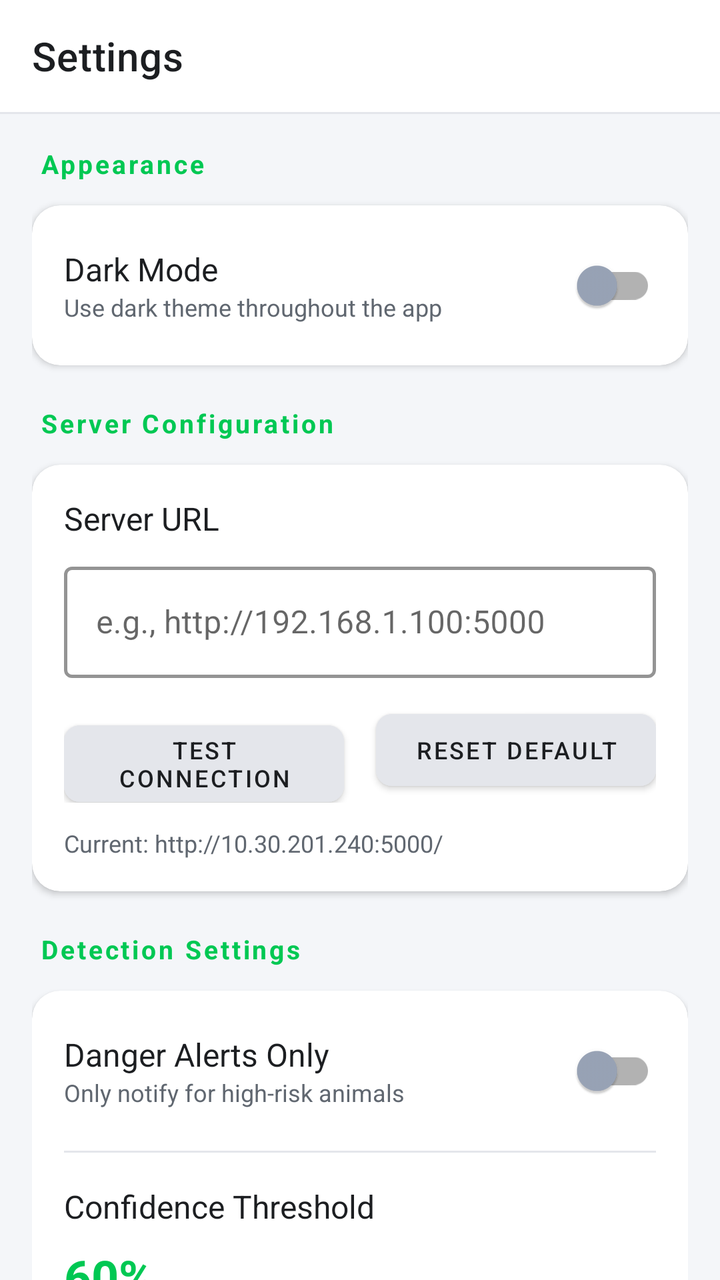
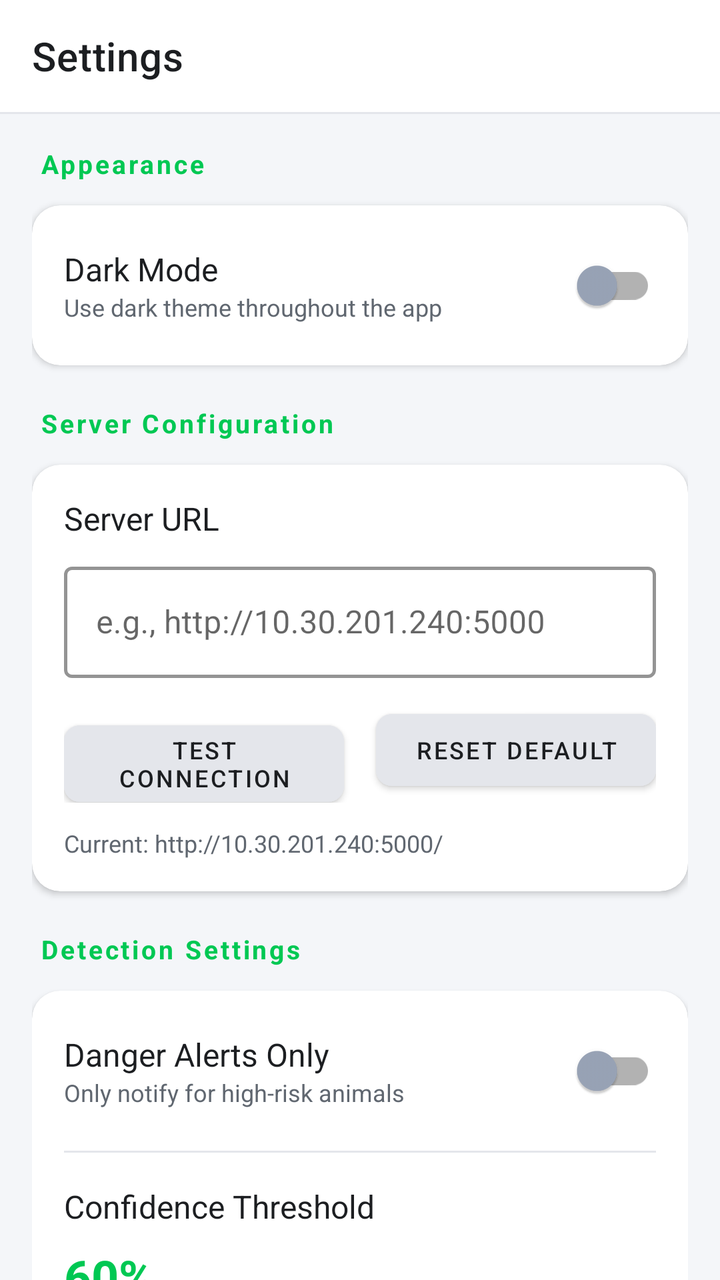

The first picture is an Android layout as it rendered before a commit; the second is the same layout after the commit. The layout source and the unified diff follow.
<!-- AndroidManifest.xml: activity theme Theme.AnimalAlert -->
<!-- res/layout/activity_settings.xml -->
<?xml version="1.0" encoding="utf-8"?>
<LinearLayout xmlns:android="http://schemas.android.com/apk/res/android"
    xmlns:app="http://schemas.android.com/apk/res-auto"
    android:layout_width="match_parent"
    android:layout_height="match_parent"
    android:orientation="vertical"
    android:background="@color/settings_bg">

    
    <com.google.android.material.appbar.MaterialToolbar
        android:id="@+id/toolbar"
        android:layout_width="match_parent"
        android:layout_height="?attr/actionBarSize"
        android:background="@color/toolbar_bg"
        app:title="Settings"
        app:titleTextColor="@color/toolbar_text"
        app:navigationIconTint="@color/toolbar_text"
        app:elevation="0dp" />

    
    <View
        android:layout_width="match_parent"
        android:layout_height="1dp"
        android:background="@color/settings_divider" />

    <androidx.core.widget.NestedScrollView
        android:layout_width="match_parent"
        android:layout_height="match_parent"
        android:fillViewport="true">

        <LinearLayout
            android:layout_width="match_parent"
            android:layout_height="wrap_content"
            android:orientation="vertical"
            android:padding="16dp">

            
            <TextView
                android:layout_width="wrap_content"
                android:layout_height="wrap_content"
                android:text="Appearance"
                android:textSize="13sp"
                android:textStyle="bold"
                android:textColor="@color/accent"
                android:letterSpacing="0.1"
                android:layout_marginStart="4dp"
                android:layout_marginBottom="12dp" />

            <androidx.cardview.widget.CardView
                android:layout_width="match_parent"
                android:layout_height="wrap_content"
                android:layout_marginBottom="20dp"
                app:cardCornerRadius="14dp"
                app:cardElevation="2dp"
                app:cardBackgroundColor="@color/settings_card_bg">

                <LinearLayout
                    android:layout_width="match_parent"
                    android:layout_height="wrap_content"
                    android:orientation="vertical"
                    android:padding="16dp">

                    
                    <LinearLayout
                        android:layout_width="match_parent"
                        android:layout_height="wrap_content"
                        android:orientation="horizontal"
                        android:gravity="center_vertical">

                        <LinearLayout
                            android:layout_width="0dp"
                            android:layout_height="wrap_content"
                            android:layout_weight="1"
                            android:orientation="vertical">

                            <TextView
                                android:layout_width="wrap_content"
                                android:layout_height="wrap_content"
                                android:text="Dark Mode"
                                android:textSize="16sp"
                                android:textColor="@color/settings_text_primary" />

                            <TextView
                                android:layout_width="wrap_content"
                                android:layout_height="wrap_content"
                                android:text="Use dark theme throughout the app"
                                android:textSize="12sp"
                                android:textColor="@color/settings_text_secondary" />
                        </LinearLayout>

                        <androidx.appcompat.widget.SwitchCompat
                            android:id="@+id/switchDarkMode"
                            android:layout_width="wrap_content"
                            android:layout_height="wrap_content" />
                    </LinearLayout>

                </LinearLayout>
            </androidx.cardview.widget.CardView>

            
            <TextView
                android:layout_width="wrap_content"
                android:layout_height="wrap_content"
                android:text="Server Configuration"
                android:textSize="13sp"
                android:textStyle="bold"
                android:textColor="@color/accent"
                android:letterSpacing="0.1"
                android:layout_marginStart="4dp"
                android:layout_marginBottom="12dp" />

            <androidx.cardview.widget.CardView
                android:layout_width="match_parent"
                android:layout_height="wrap_content"
                android:layout_marginBottom="20dp"
                app:cardCornerRadius="14dp"
                app:cardElevation="2dp"
                app:cardBackgroundColor="@color/settings_card_bg">

                <LinearLayout
                    android:layout_width="match_parent"
                    android:layout_height="wrap_content"
                    android:orientation="vertical"
                    android:padding="16dp">

                    <TextView
                        android:layout_width="wrap_content"
                        android:layout_height="wrap_content"
                        android:text="Server URL"
                        android:textSize="16sp"
                        android:textColor="@color/settings_text_primary"
                        android:layout_marginBottom="8dp" />

                    <com.google.android.material.textfield.TextInputLayout
                        android:layout_width="match_parent"
                        android:layout_height="wrap_content"
                        app:hintTextColor="@color/settings_text_secondary"
                        app:boxStrokeColor="@color/accent"
                        app:boxStrokeWidth="1.5dp"
                        app:boxStrokeWidthFocused="2dp"
                        style="@style/Widget.MaterialComponents.TextInputLayout.OutlinedBox"
                        android:layout_marginBottom="12dp">

                        <com.google.android.material.textfield.TextInputEditText
                            android:id="@+id/etServerUrl"
                            android:layout_width="match_parent"
                            android:layout_height="wrap_content"
                            android:hint="e.g., http://192.168.1.100:5000"
                            android:textColor="@color/settings_text_primary"
                            android:inputType="textUri" />
                    </com.google.android.material.textfield.TextInputLayout>

                    <LinearLayout
                        android:layout_width="match_parent"
                        android:layout_height="wrap_content"
                        android:orientation="horizontal">

                        <com.google.android.material.button.MaterialButton
                            android:id="@+id/btnTestConnection"
                            android:layout_width="0dp"
                            android:layout_height="wrap_content"
                            android:layout_weight="1"
                            android:text="Test Connection"
                            android:textSize="12sp"
                            android:textColor="@color/settings_text_primary"
                            android:backgroundTint="@color/bg_card3"
                            app:cornerRadius="8dp"
                            style="@style/Widget.MaterialComponents.Button"
                            android:layout_marginEnd="8dp" />

                        <com.google.android.material.button.MaterialButton
                            android:id="@+id/btnResetUrl"
                            android:layout_width="0dp"
                            android:layout_height="wrap_content"
                            android:layout_weight="1"
                            android:text="Reset Default"
                            android:textSize="12sp"
                            android:textColor="@color/settings_text_primary"
                            android:backgroundTint="@color/bg_card3"
                            app:cornerRadius="8dp"
                            style="@style/Widget.MaterialComponents.Button"
                            android:layout_marginStart="8dp" />

                    </LinearLayout>

                    <TextView
                        android:id="@+id/tvCurrentUrl"
                        android:layout_width="wrap_content"
                        android:layout_height="wrap_content"
                        android:layout_marginTop="12dp"
                        android:text="Current: http://10.30.201.240:5000/"
                        android:textSize="12sp"
                        android:textColor="@color/settings_text_secondary" />

                </LinearLayout>
            </androidx.cardview.widget.CardView>

            
            <TextView
                android:layout_width="wrap_content"
                android:layout_height="wrap_content"
                android:text="Detection Settings"
                android:textSize="13sp"
                android:textStyle="bold"
                android:textColor="@color/accent"
                android:letterSpacing="0.1"
                android:layout_marginStart="4dp"
                android:layout_marginBottom="12dp" />

            <androidx.cardview.widget.CardView
                android:layout_width="match_parent"
                android:layout_height="wrap_content"
                android:layout_marginBottom="20dp"
                app:cardCornerRadius="14dp"
                app:cardElevation="2dp"
                app:cardBackgroundColor="@color/settings_card_bg">

                <LinearLayout
                    android:layout_width="match_parent"
                    android:layout_height="wrap_content"
                    android:orientation="vertical"
                    android:padding="16dp">

                    
                    <LinearLayout
                        android:layout_width="match_parent"
                        android:layout_height="wrap_content"
                        android:orientation="horizontal"
                        android:gravity="center_vertical"
                        android:layout_marginBottom="16dp">

                        <LinearLayout
                            android:layout_width="0dp"
                            android:layout_height="wrap_content"
                            android:layout_weight="1"
                            android:orientation="vertical">

                            <TextView
                                android:layout_width="wrap_content"
                                android:layout_height="wrap_content"
                                android:text="Danger Alerts Only"
                                android:textSize="16sp"
                                android:textColor="@color/settings_text_primary" />

                            <TextView
                                android:layout_width="wrap_content"
                                android:layout_height="wrap_content"
                                android:text="Only notify for high-risk animals"
                                android:textSize="12sp"
                                android:textColor="@color/settings_text_secondary" />
                        </LinearLayout>

                        <androidx.appcompat.widget.SwitchCompat
                            android:id="@+id/switchDangerOnly"
                            android:layout_width="wrap_content"
                            android:layout_height="wrap_content" />
                    </LinearLayout>

                    <View
                        android:layout_width="match_parent"
                        android:layout_height="1dp"
                        android:background="@color/settings_divider"
                        android:layout_marginBottom="16dp" />

                    
                    <TextView
                        android:layout_width="wrap_content"
                        android:layout_height="wrap_content"
                        android:text="Confidence Threshold"
                        android:textSize="16sp"
                        android:textColor="@color/settings_text_primary"
                        android:layout_marginBottom="8dp" />

                    <TextView
                        android:id="@+id/tvConfidenceValue"
                        android:layout_width="wrap_content"
                        android:layout_height="wrap_content"
                        android:text="60%"
                        android:textSize="24sp"
                        android:textStyle="bold"
                        android:textColor="@color/accent"
                        android:layout_marginBottom="8dp" />

                    <com.google.android.material.slider.Slider
                        android:id="@+id/sliderConfidence"
                        android:layout_width="match_parent"
                        android:layout_height="wrap_content"
                        android:value="60"
                        android:valueFrom="10"
                        android:valueTo="95"
                        android:stepSize="5"
                        app:thumbColor="@color/accent"
                        app:trackColor="@color/settings_divider"
                        app:trackColorActive="@color/accent" />

                    <View
                        android:layout_width="match_parent"
                        android:layout_height="1dp"
                        android:background="@color/settings_divider"
                        android:layout_marginVertical="16dp" />

                    
                    <TextView
                        android:layout_width="wrap_content"
                        android:layout_height="wrap_content"
                        android:text="Check Interval"
                        android:textSize="16sp"
                        android:textColor="@color/settings_text_primary"
                        android:layout_marginBottom="8dp" />

                    <TextView
                        android:id="@+id/tvPollInterval"
                        android:layout_width="wrap_content"
                        android:layout_height="wrap_content"
                        android:text="3 seconds"
                        android:textSize="24sp"
                        android:textStyle="bold"
                        android:textColor="@color/accent"
                        android:layout_marginBottom="8dp" />

                    <com.google.android.material.slider.Slider
                        android:id="@+id/sliderPollInterval"
                        android:layout_width="match_parent"
                        android:layout_height="wrap_content"
                        android:value="3"
                        android:valueFrom="1"
                        android:valueTo="10"
                        android:stepSize="1"
                        app:thumbColor="@color/accent"
                        app:trackColor="@color/settings_divider"
                        app:trackColorActive="@color/accent" />

                </LinearLayout>
            </androidx.cardview.widget.CardView>

            
            <TextView
                android:layout_width="wrap_content"
                android:layout_height="wrap_content"
                android:text="App Settings"
                android:textSize="13sp"
                android:textStyle="bold"
                android:textColor="@color/accent"
                android:letterSpacing="0.1"
                android:layout_marginStart="4dp"
                android:layout_marginBottom="12dp" />

            <androidx.cardview.widget.CardView
                android:layout_width="match_parent"
                android:layout_height="wrap_content"
                android:layout_marginBottom="20dp"
                app:cardCornerRadius="14dp"
                app:cardElevation="2dp"
                app:cardBackgroundColor="@color/settings_card_bg">

                <LinearLayout
                    android:layout_width="match_parent"
                    android:layout_height="wrap_content"
                    android:orientation="vertical"
                    android:padding="16dp">

                    
                    <LinearLayout
                        android:layout_width="match_parent"
                        android:layout_height="wrap_content"
                        android:orientation="horizontal"
                        android:gravity="center_vertical"
                        android:layout_marginBottom="12dp">

                        <LinearLayout
                            android:layout_width="0dp"
                            android:layout_height="wrap_content"
                            android:layout_weight="1"
                            android:orientation="vertical">

                            <TextView
                                android:layout_width="wrap_content"
                                android:layout_height="wrap_content"
                                android:text="Auto Start Service"
                                android:textSize="16sp"
                                android:textColor="@color/settings_text_primary" />

                            <TextView
                                android:layout_width="wrap_content"
                                android:layout_height="wrap_content"
                                android:text="Start monitoring on app launch"
                                android:textSize="12sp"
                                android:textColor="@color/settings_text_secondary" />
                        </LinearLayout>

                        <androidx.appcompat.widget.SwitchCompat
                            android:id="@+id/switchAutoStart"
                            android:layout_width="wrap_content"
                            android:layout_height="wrap_content" />
                    </LinearLayout>

                    <View
                        android:layout_width="match_parent"
                        android:layout_height="1dp"
                        android:background="@color/settings_divider"
                        android:layout_marginVertical="8dp" />

                    
                    <LinearLayout
                        android:layout_width="match_parent"
                        android:layout_height="wrap_content"
                        android:orientation="horizontal"
                        android:gravity="center_vertical">

                        <LinearLayout
                            android:layout_width="0dp"
                            android:layout_height="wrap_content"
                            android:layout_weight="1"
                            android:orientation="vertical">

                            <TextView
                                android:layout_width="wrap_content"
                                android:layout_height="wrap_content"
                                android:text="Alert Sounds"
                                android:textSize="16sp"
                                android:textColor="@color/settings_text_primary" />

                            <TextView
                                android:layout_width="wrap_content"
                                android:layout_height="wrap_content"
                                android:text="Play sound on new detection"
                                android:textSize="12sp"
                                android:textColor="@color/settings_text_secondary" />
                        </LinearLayout>

                        <androidx.appcompat.widget.SwitchCompat
                            android:id="@+id/switchInAppSound"
                            android:layout_width="wrap_content"
                            android:layout_height="wrap_content" />
                    </LinearLayout>

                </LinearLayout>
            </androidx.cardview.widget.CardView>

            
            <TextView
                android:layout_width="wrap_content"
                android:layout_height="wrap_content"
                android:text="Map Settings"
                android:textSize="13sp"
                android:textStyle="bold"
                android:textColor="@color/accent"
                android:letterSpacing="0.1"
                android:layout_marginStart="4dp"
                android:layout_marginBottom="12dp" />

            <androidx.cardview.widget.CardView
                android:layout_width="match_parent"
                android:layout_height="wrap_content"
                android:layout_marginBottom="20dp"
                app:cardCornerRadius="14dp"
                app:cardElevation="2dp"
                app:cardBackgroundColor="@color/settings_card_bg">

                <LinearLayout
                    android:layout_width="match_parent"
                    android:layout_height="wrap_content"
                    android:orientation="vertical"
                    android:padding="16dp">

                    
                    <LinearLayout
                        android:layout_width="match_parent"
                        android:layout_height="wrap_content"
                        android:orientation="horizontal"
                        android:gravity="center_vertical"
                        android:layout_marginBottom="12dp">

                        <LinearLayout
                            android:layout_width="0dp"
                            android:layout_height="wrap_content"
                            android:layout_weight="1"
                            android:orientation="vertical">

                            <TextView
                                android:layout_width="wrap_content"
                                android:layout_height="wrap_content"
                                android:text="Show Detection History"
                                android:textSize="16sp"
                                android:textColor="@color/settings_text_primary" />

                            <TextView
                                android:layout_width="wrap_content"
                                android:layout_height="wrap_content"
                                android:text="Display past detections on map"
                                android:textSize="12sp"
                                android:textColor="@color/settings_text_secondary" />
                        </LinearLayout>

                        <androidx.appcompat.widget.SwitchCompat
                            android:id="@+id/switchShowHistory"
                            android:layout_width="wrap_content"
                            android:layout_height="wrap_content" />
                    </LinearLayout>

                    <View
                        android:layout_width="match_parent"
                        android:layout_height="1dp"
                        android:background="@color/settings_divider"
                        android:layout_marginVertical="8dp" />

                    
                    <LinearLayout
                        android:layout_width="match_parent"
                        android:layout_height="wrap_content"
                        android:orientation="horizontal"
                        android:gravity="center_vertical">

                        <LinearLayout
                            android:layout_width="0dp"
                            android:layout_height="wrap_content"
                            android:layout_weight="1"
                            android:orientation="vertical">

                            <TextView
                                android:layout_width="wrap_content"
                                android:layout_height="wrap_content"
                                android:text="Auto Center on Detection"
                                android:textSize="16sp"
                                android:textColor="@color/settings_text_primary" />

                            <TextView
                                android:layout_width="wrap_content"
                                android:layout_height="wrap_content"
                                android:text="Center map on new detections"
                                android:textSize="12sp"
                                android:textColor="@color/settings_text_secondary" />
                        </LinearLayout>

                        <androidx.appcompat.widget.SwitchCompat
                            android:id="@+id/switchAutoCenter"
                            android:layout_width="wrap_content"
                            android:layout_height="wrap_content" />
                    </LinearLayout>

                </LinearLayout>
            </androidx.cardview.widget.CardView>

            
            <TextView
                android:layout_width="wrap_content"
                android:layout_height="wrap_content"
                android:text="Data Management"
                android:textSize="13sp"
                android:textStyle="bold"
                android:textColor="@color/accent"
                android:letterSpacing="0.1"
                android:layout_marginStart="4dp"
                android:layout_marginBottom="12dp" />

            <androidx.cardview.widget.CardView
                android:layout_width="match_parent"
                android:layout_height="wrap_content"
                android:layout_marginBottom="20dp"
                app:cardCornerRadius="14dp"
                app:cardElevation="2dp"
                app:cardBackgroundColor="@color/settings_card_bg">

                <LinearLayout
                    android:layout_width="match_parent"
                    android:layout_height="wrap_content"
                    android:orientation="vertical"
                    android:padding="16dp">

                    <com.google.android.material.button.MaterialButton
                        android:id="@+id/btnClearHistory"
                        android:layout_width="match_parent"
                        android:layout_height="wrap_content"
                        android:text="Clear Detection History"
                        android:textSize="14sp"
                        android:textColor="@color/settings_danger"
                        android:backgroundTint="@color/bg_card3"
                        app:strokeColor="@color/settings_danger"
                        app:strokeWidth="1dp"
                        app:cornerRadius="8dp"
                        style="@style/Widget.MaterialComponents.Button"
                        android:layout_marginBottom="12dp" />

                    <com.google.android.material.button.MaterialButton
                        android:id="@+id/btnResetSettings"
                        android:layout_width="match_parent"
                        android:layout_height="wrap_content"
                        android:text="Reset All Settings"
                        android:textSize="14sp"
                        android:textColor="@color/settings_text_primary"
                        android:backgroundTint="@color/bg_card3"
                        app:cornerRadius="8dp"
                        style="@style/Widget.MaterialComponents.Button" />

                </LinearLayout>
            </androidx.cardview.widget.CardView>

            
            <TextView
                android:layout_width="wrap_content"
                android:layout_height="wrap_content"
                android:text="About"
                android:textSize="13sp"
                android:textStyle="bold"
                android:textColor="@color/accent"
                android:letterSpacing="0.1"
                android:layout_marginStart="4dp"
                android:layout_marginBottom="12dp" />

            <androidx.cardview.widget.CardView
                android:layout_width="match_parent"
                android:layout_height="wrap_content"
                android:layout_marginBottom="20dp"
                app:cardCornerRadius="14dp"
                app:cardElevation="2dp"
                app:cardBackgroundColor="@color/settings_card_bg">

                <LinearLayout
                    android:layout_width="match_parent"
                    android:layout_height="wrap_content"
                    android:orientation="vertical"
                    android:padding="16dp">

                    <TextView
                        android:layout_width="wrap_content"
                        android:layout_height="wrap_content"
                        android:text="Animal Alert App"
                        android:textSize="18sp"
                        android:textStyle="bold"
                        android:textColor="@color/settings_text_primary"
                        android:layout_marginBottom="4dp" />

                    <TextView
                        android:id="@+id/tvVersion"
                        android:layout_width="wrap_content"
                        android:layout_height="wrap_content"
                        android:text="Version 1.0.0"
                        android:textSize="14sp"
                        android:textColor="@color/settings_text_secondary"
                        android:layout_marginBottom="16dp" />

                    <TextView
                        android:layout_width="wrap_content"
                        android:layout_height="wrap_content"
                        android:text="AI-powered wildlife detection and alert system for forest safety."
                        android:textSize="14sp"
                        android:textColor="@color/settings_text_secondary" />

                </LinearLayout>
            </androidx.cardview.widget.CardView>

        </LinearLayout>
    </androidx.core.widget.NestedScrollView>

</LinearLayout>
<!-- resources referenced by this layout -->
<resources>
  <color name="accent">#00C853</color>
  <color name="bg_card3">#E4E6EB</color>
  <color name="settings_bg">#F4F6F9</color>
  <color name="settings_card_bg">#FFFFFF</color>
  <color name="settings_danger">#FF3B3B</color>
  <color name="settings_divider">#E4E6EB</color>
  <color name="settings_text_primary">#1C1E21</color>
  <color name="settings_text_secondary">#606770</color>
  <color name="toolbar_bg">#FFFFFF</color>
  <color name="toolbar_text">#1C1E21</color>
  <style name="Theme.AnimalAlert" parent="Theme.MaterialComponents.DayNight.NoActionBar">
          
          <item name="colorPrimary">#6200EE</item>
          <item name="colorPrimaryDark">#3700B3</item>
          <item name="colorPrimaryVariant">#3700B3</item>
          <item name="colorSecondary">#03DAC6</item>
          <item name="colorSecondaryVariant">#018786</item>
          <item name="colorAccent">#03DAC6</item>
          <item name="android:windowBackground">#FFFFFF</item>
          <item name="android:statusBarColor">#E0E0E0</item>
          <item name="android:navigationBarColor">#E0E0E0</item>
          <item name="android:windowLightStatusBar" tools:targetApi="m">true</item>
          <item name="android:windowLightNavigationBar" tools:targetApi="o_mr1">true</item>
          
          <item name="colorControlNormal">#2A3441</item>
          <item name="colorControlActivated">#00E87A</item>
          
          <item name="colorSwitchThumbNormal">#9AA5B8</item>
      </style>
</resources>

<!-- the commit's change to res/layout/activity_settings.xml (unified diff, before → after) -->
@@ -145,7 +145,7 @@
                             android:id="@+id/etServerUrl"
                             android:layout_width="match_parent"
                             android:layout_height="wrap_content"
-                            android:hint="e.g., http://192.168.1.100:5000"
+                            android:hint="e.g., http://10.30.201.240:5000"
                             android:textColor="@color/settings_text_primary"
                             android:inputType="textUri" />
                     </com.google.android.material.textfield.TextInputLayout>
@@ -329,6 +329,66 @@
                         app:thumbColor="@color/accent"
                         app:trackColor="@color/settings_divider"
                         app:trackColorActive="@color/accent" />
+
+                    <View
+                        android:layout_width="match_parent"
+                        android:layout_height="1dp"
+                        android:background="@color/settings_divider"
+                        android:layout_marginVertical="16dp" />
+
+                    
+                    <TextView
+                        android:layout_width="wrap_content"
+                        android:layout_height="wrap_content"
+                        android:text="Personal Focus Camera (Local)"
+                        android:textSize="16sp"
+                        android:textColor="@color/settings_text_primary"
+                        android:layout_marginBottom="4dp" />
+
+                    <TextView
+                        android:layout_width="wrap_content"
+                        android:layout_height="wrap_content"
+                        android:text="Filter alert feed and warnings for this session"
+                        android:textSize="12sp"
+                        android:textColor="@color/settings_text_secondary"
+                        android:layout_marginBottom="8dp" />
+
+                    <androidx.appcompat.widget.AppCompatSpinner
+                        android:id="@+id/spinnerFocusCamera"
+                        android:layout_width="match_parent"
+                        android:layout_height="48dp"
+                        android:backgroundTint="@color/accent"
+                        android:spinnerMode="dropdown" />
+
+                    <View
+                        android:layout_width="match_parent"
+                        android:layout_height="1dp"
+                        android:background="@color/settings_divider"
+                        android:layout_marginVertical="16dp" />
+
+                    
+                    <TextView
+                        android:layout_width="wrap_content"
+                        android:layout_height="wrap_content"
+                        android:text="Global Primary Camera (Server-Wide)"
+                        android:textSize="16sp"
+                        android:textColor="@color/settings_text_primary"
+                        android:layout_marginBottom="4dp" />
+
+                    <TextView
+                        android:layout_width="wrap_content"
+                        android:layout_height="wrap_content"
+                        android:text="Update primary active camera for all passive operators"
+                        android:textSize="12sp"
+                        android:textColor="@color/settings_text_secondary"
+                        android:layout_marginBottom="8dp" />
+
+                    <androidx.appcompat.widget.AppCompatSpinner
+                        android:id="@+id/spinnerGlobalPrimaryCamera"
+                        android:layout_width="match_parent"
+                        android:layout_height="48dp"
+                        android:backgroundTint="@color/accent"
+                        android:spinnerMode="dropdown" />
 
                 </LinearLayout>
             </androidx.cardview.widget.CardView>
